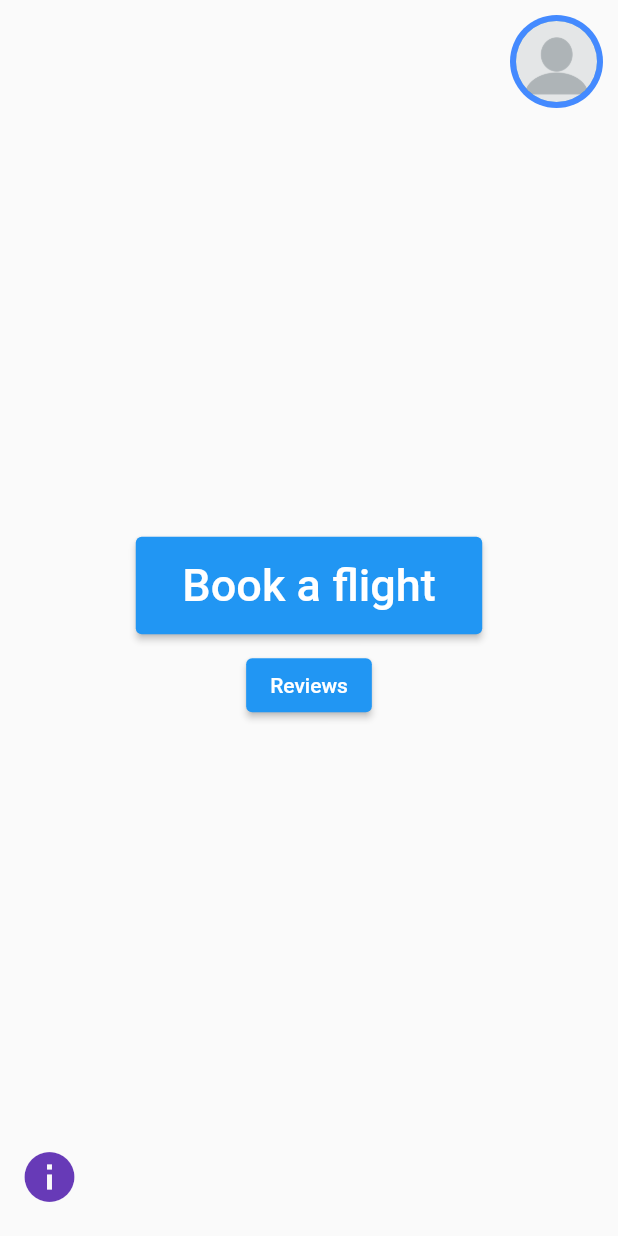
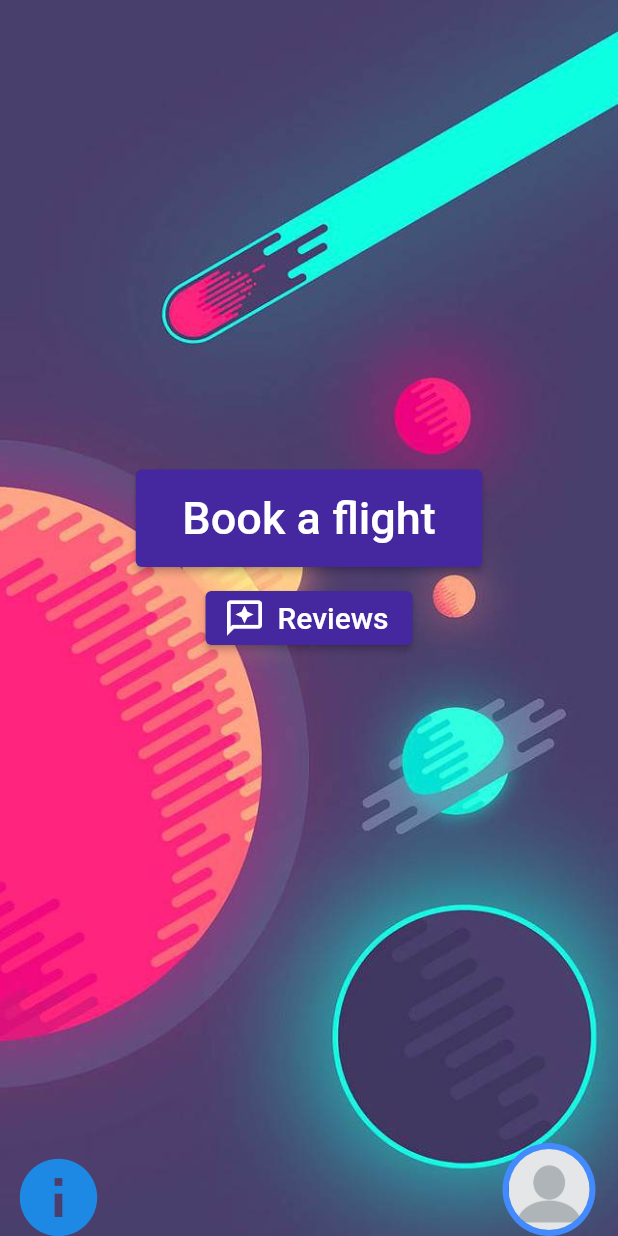
Before and after one commit to Georgi1914/Olympus-Glory, a Flutter app: the HomePage screen opened by its route, on a phone screen of 412 x 824 dp. Run offline on Flutter 3.47's test engine with Material 2 defaults, Android fonts, the phone set to English and light mode, and no system bars; our stand-ins replace cloud_firestore, firebase_auth, firebase_core, getwidget; accounts and stored records are empty.

Commit message:
Home page styling

```diff
--- a/rocket_booker/lib/homepage.dart
+++ b/rocket_booker/lib/homepage.dart
@@ -20,15 +20,100 @@ class _HomePageState extends State<HomePage> {
   @override
   Widget build(BuildContext context) {
     return SafeArea(
+      left: false,
       child: Scaffold(
-        body: Column(
+        body: Container(
+          width: double.infinity,
+          decoration: const BoxDecoration(
+            image: DecorationImage(
+                image: AssetImage("assets/Space.jpg"),
+                fit: BoxFit.cover),
+          ),
+          child: Column(
             children: [
-            Row(
-              mainAxisAlignment: MainAxisAlignment.end,
-                crossAxisAlignment : CrossAxisAlignment.end,
+              // Row(
+              //   mainAxisAlignment: MainAxisAlignment.end,
+              //   crossAxisAlignment: CrossAxisAlignment.end,
+              //   children: [
+              //     Padding(
+              //       padding: const EdgeInsets.all(10.0),
+              //       child: GestureDetector(
+              //           onTap: () {
+              //             Navigator.pushNamed(context, '/profile');
+              //           },
+              //           child: const CircleAvatar(
+              //             backgroundColor: Colors.blueAccent,
+              //             radius: 31,
+              //             child: CircleAvatar(
+              //               radius: 27,
+              //               backgroundImage: AssetImage('assets/blankProfilePicture.png'),
+              //             ),
+              //           )),
+              //     ),
+              //   ],
+              // ),
+                Expanded(
+                  flex: 10,
+                  child: Column(
+                    mainAxisAlignment: MainAxisAlignment.center,
+                    crossAxisAlignment: CrossAxisAlignment.center,
+                    children: [
+                      ElevatedButton(
+                        style: ElevatedButton.styleFrom(primary: Colors.deepPurple[800]),
+                        child: const Padding(
+                          padding:  EdgeInsets.all(15.0),
+                          child:  Text(
+                              'Book a flight',
+                            style: TextStyle(
+                              fontSize: 30,
+                            ),
+                          ),
+                        ),
+                        onPressed: () {
+                          Navigator.pushNamed(context, '/destinations');
+                        },
+                      ),
+                      const SizedBox(height: 10,),
+                      ElevatedButton.icon(
+                        icon: const Icon(
+                          Icons.reviews_outlined,
+                          color: Colors.white,
+                          size: 28.0,
+                        ),
+                        style: ElevatedButton.styleFrom(primary: Colors.deepPurple[800]),
+                        label: const Text(
+                          'Reviews',
+                          style: TextStyle(fontSize: 20)),
+                        onPressed: () {
+                          Navigator.pushNamed(context, '/reviews');
+                        },
+                      ),
+                    ],
+              ),
+                ),
+              Expanded(
+                //flex:1,
+                  child: Row(
+                    crossAxisAlignment: CrossAxisAlignment.end,
+                    mainAxisAlignment: MainAxisAlignment.start,
+                    mainAxisSize: MainAxisSize.min,
                     children: [
                       Padding(
-                  padding: const EdgeInsets.all(10.0),
+                        padding: const EdgeInsets.fromLTRB(0, 0, 0, 17),
+                        child: IconButton(
+                            onPressed: () {
+                              Navigator.pushNamed(context, '/info');
+                            },
+                            icon: Icon(
+                              Icons.info,
+                              color: Colors.blue[600],
+                              size: 62,
+                            ),
+                        ),
+                      ),
+                      const Spacer(),
+                      Padding(
+                        padding: const EdgeInsets.fromLTRB(0, 0, 15, 0),
                         child: GestureDetector(
                             onTap: () {
                               Navigator.pushNamed(context, '/profile');
@@ -44,59 +129,9 @@ class _HomePageState extends State<HomePage> {
                       ),
                     ],
                   ),
-              Expanded(
-                flex: 10,
-                child: Column(
-                  mainAxisAlignment: MainAxisAlignment.center,
-                  crossAxisAlignment: CrossAxisAlignment.center,
-                  children: [
-                    ElevatedButton(
-                      child: const Padding(
-                        padding:  EdgeInsets.all(15.0),
-                        child:  Text(
-                            'Book a flight',
-                          style: TextStyle(
-                            fontSize: 30,
-                          ),
-                        ),
-                      ),
-                      onPressed: () {
-                        Navigator.pushNamed(context, '/destinations');
-                      },
-                    ),
-                    SizedBox(height: 10,),
-                    ElevatedButton(
-                      child: const Text('Reviews'),
-                      onPressed: () {
-                        Navigator.pushNamed(context, '/reviews');
-                      },
               ),
             ],
           ),
-              ),
-            Expanded(
-              flex:1,
-              child: Row(
-                mainAxisAlignment: MainAxisAlignment.start,
-                crossAxisAlignment: CrossAxisAlignment.end,
-                children: [
-                  Padding(
-                    padding: const EdgeInsets.fromLTRB(5, 0, 0, 20),
-                    child: IconButton(
-                        onPressed: () {
-                          Navigator.pushNamed(context, '/info');
-                        },
-                        icon: const Icon(
-                          Icons.info,
-                          color: Colors.deepPurple,
-                          size: 40,
-                        ),
-                    ),
-                  ),
-                ],
-              ),
-            ),
-          ],
         ),
       ),
     );
```
Lines whose indentation alone changed are shown as unchanged.
